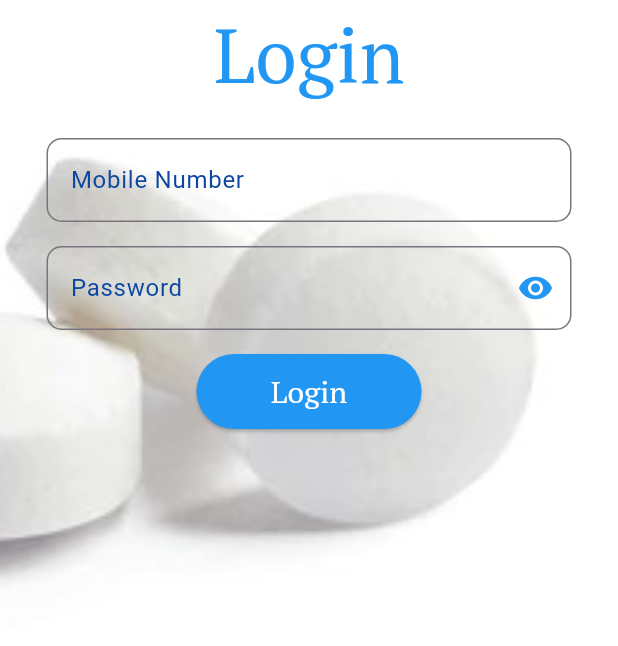
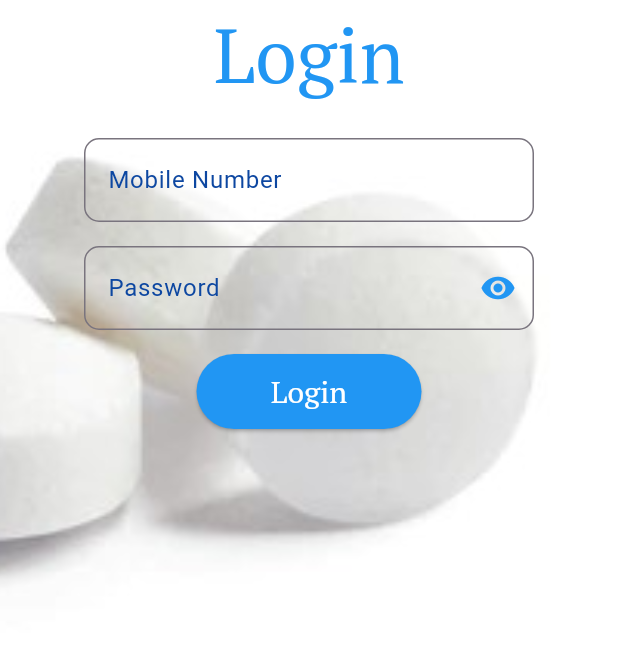
Before and after one commit to dev-amanchaturvedi/flutter_task, a Flutter app: the screen it shows after launch, on a phone screen of 412 x 824 dp, the part 516-1162 px from its top. Run offline on Flutter 3.47's test engine with Material 3 defaults, Android fonts, the phone set to English and light mode, and no system bars.

Commit message:
changed appicon and minor ui change

```diff
--- a/my_task/lib/screens/login_screen.dart
+++ b/my_task/lib/screens/login_screen.dart
@@ -77,9 +77,10 @@ class _LoginScreenState extends State<LoginScreen> {
             ),
             const SizedBox(height: 20),
             Container(
-              width: 350,
+              width: 300,
               child: TextField(
                 controller: mobileController,
+                cursorColor: Colors.blue,
                 keyboardType: TextInputType.number,
                 decoration: InputDecoration(
                   labelStyle: TextStyle(color: Colors.blue[900]),
@@ -95,9 +96,10 @@ class _LoginScreenState extends State<LoginScreen> {
             ),
             const SizedBox(height: 16),
             Container(
-              width: 350,
+              width: 300,
               child: TextField(
                 controller: passwordController,
+                cursorColor: Colors.blue,
                 keyboardType: TextInputType.emailAddress,
                 obscureText: showPassword ?? true,
                 decoration: InputDecoration(
```
Also changed, not shown: my_task/lib/screens/home_screen.dart (+12 -9 lines), 5 other files.
